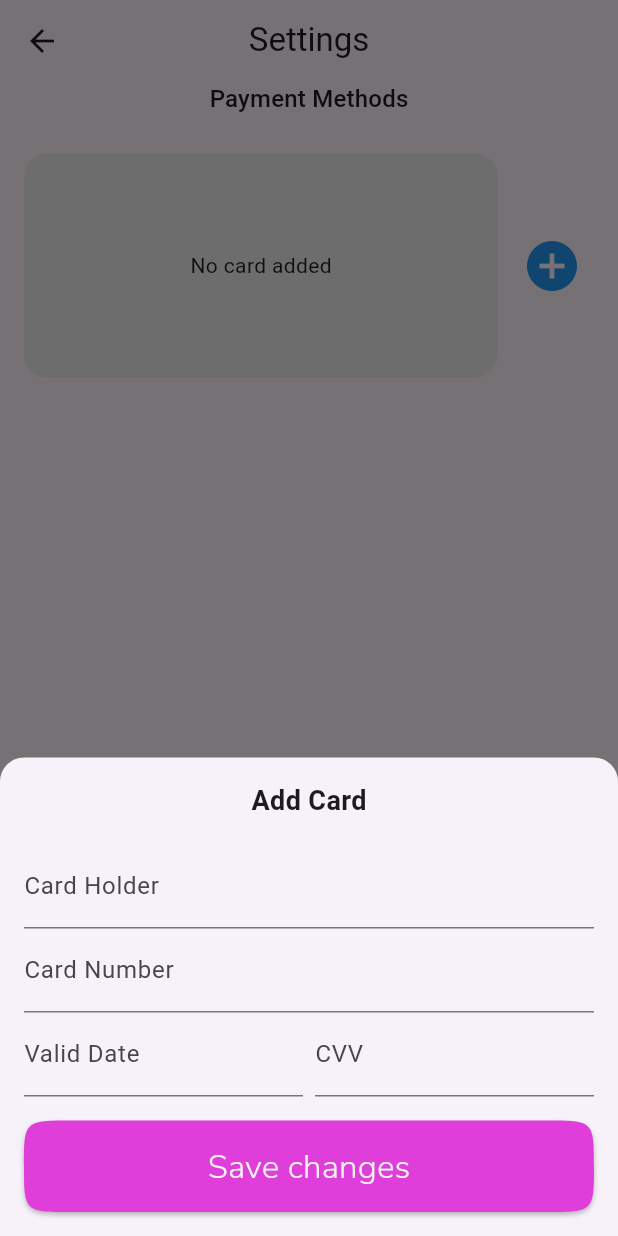
After one commit to oversize-corparation/Oversize-Mobile, a Flutter app: the PaymentScreen screen opened directly, after a tap on the "add circle" icon, on a phone screen of 412 x 824 dp. The commit adds this screen. Run offline on Flutter 3.47's test engine with Material 3 defaults, Android fonts, the phone set to English and light mode, and no system bars; our stand-ins replace bloc, country_picker, dio, dotted_border, easy_localization, flutter_bloc and 12 more; accounts and stored records are empty; network calls fail.

Commit message:
Improve profile UI and add new settings section

```diff
--- a/lib/core/routes/app_router.dart
+++ b/lib/core/routes/app_router.dart
@@ -22,9 +22,8 @@ class AppRouter {
   static String onboard = '/onboard';
 
   static GoRouter router = GoRouter(
-    initialLocation: onboard,
-
-    // initialLocation: profile,
+    // initialLocation: onboard,
+    initialLocation: home,
     routes: [
       GoRoute(
         path: AppRouter.onboard,
--- a/lib/features/app/start_screen.dart
+++ b/lib/features/app/start_screen.dart
@@ -1,5 +1,5 @@
 import 'package:easy_localization/easy_localization.dart';
-import 'package:oversize/config/widgets/buttom_widget.dart';
+import 'package:oversize/config/widgets/button_widget.dart';
 import 'package:oversize/features/app/app_export.dart';
 
 class StartScreen extends StatelessWidget {
--- a/lib/features/auth/presentation/screens/create_account_screen.dart
+++ b/lib/features/auth/presentation/screens/create_account_screen.dart
@@ -1,5 +1,5 @@
 import 'package:easy_localization/easy_localization.dart';
-import 'package:oversize/config/widgets/buttom_widget.dart';
+import 'package:oversize/config/widgets/button_widget.dart';
 import 'package:oversize/features/auth/presentation/auth.dart';
 
 class CreateAccountScreen extends StatefulWidget {
--- a/lib/features/auth/presentation/screens/login_screen.dart
+++ b/lib/features/auth/presentation/screens/login_screen.dart
@@ -1,4 +1,5 @@
 import 'package:easy_localization/easy_localization.dart';
+import 'package:oversize/config/widgets/button_widget.dart';
 import 'package:oversize/features/auth/presentation/auth.dart';
 
 class LoginScreen extends StatefulWidget {
@@ -20,7 +21,7 @@ class _LoginScreenState extends State<LoginScreen> {
         listener: (context, state) {
           if (state is AuthSuccess) {
             // login muvaffaqiyatli bo‘ldi
-            context.pushReplacementNamed(AppRouter.home);
+            context.pushNamed(AppRouter.pinSetup);
           } else if (state is AuthFailure) {
             ScaffoldMessenger.of(
               context,
--- a/lib/features/auth/presentation/screens/otp_screen.dart
+++ b/lib/features/auth/presentation/screens/otp_screen.dart
@@ -1,12 +1,8 @@
 import 'package:easy_localization/easy_localization.dart';
-<<<<<<< Updated upstream
 import 'package:oversize/core/services/local_storage.dart';
-=======
-import 'package:oversize/config/widgets/buttom_widget.dart';
-
->>>>>>> Stashed changes
 import 'package:oversize/features/auth/presentation/auth.dart';
 import 'package:oversize/features/auth/presentation/widgets/otp_widget.dart';
+import 'package:oversize/config/widgets/button_widget.dart';
 
 class OtpScreen extends StatefulWidget {
   const OtpScreen({super.key});
--- /dev/null
+++ b/lib/features/profile/presentation/screens/payment_screen.dart
@@ -0,0 +1,296 @@
+import 'package:easy_localization/easy_localization.dart';
+import 'package:flutter/material.dart';
+import 'package:flutter/services.dart';
+import 'package:oversize/config/widgets/button_widget.dart';
+
+class PaymentScreen extends StatefulWidget {
+  PaymentScreen({super.key});
+
+  @override
+  State<PaymentScreen> createState() => _PaymentScreenState();
+}
+
+class _PaymentScreenState extends State<PaymentScreen> {
+  String? cardHolder;
+  String? cardNumber;
+  String? validDate;
+  String? cvv;
+
+  @override
+  Widget build(BuildContext context) {
+    return Scaffold(
+      appBar: AppBar(
+        title: Text("Settings"),
+        centerTitle: true,
+        bottom: PreferredSize(
+          preferredSize: Size.fromHeight(30),
+          child: Padding(
+            padding: EdgeInsets.only(bottom: 8),
+            child: Text(
+              "Payment Methods",
+              style: Theme.of(context).textTheme.titleMedium,
+            ),
+          ),
+        ),
+      ),
+      body: Padding(
+        padding: EdgeInsets.all(16),
+        child: Column(children: [_buildCardSection()]),
+      ),
+    );
+  }
+
+  Widget _buildCardSection() {
+    return Row(
+      children: [
+        Expanded(
+          child: cardNumber != null
+              ? _buildCardPreview()
+              : Container(
+                  height: 150,
+                  alignment: Alignment.center,
+                  decoration: BoxDecoration(
+                    color: Colors.grey.shade200,
+                    borderRadius: BorderRadius.circular(16),
+                  ),
+                  child: Text("No card added"),
+                ),
+        ),
+        SizedBox(width: 8),
+        IconButton(
+          icon: Icon(Icons.add_circle, color: Colors.blue, size: 40),
+          onPressed: () {
+            _showAddCardSheet();
+          },
+        ),
+      ],
+    );
+  }
+
+  Widget _buildCardPreview() {
+    return GestureDetector(
+      onTap: () {
+        _showEditCardSheet();
+      },
+      child: Container(
+        height: 150,
+        decoration: BoxDecoration(
+          color: Colors.deepPurple,
+          borderRadius: BorderRadius.circular(16),
+        ),
+        padding: EdgeInsets.all(16),
+        child: Column(
+          crossAxisAlignment: CrossAxisAlignment.start,
+          children: [
+            Icon(Icons.credit_card, color: Colors.white, size: 40),
+            Spacer(),
+            Text(
+              cardHolder ?? '',
+              style: TextStyle(color: Colors.white, fontSize: 16),
+            ),
+            Text(
+              "**** **** **** ${cardNumber!.substring(cardNumber!.length - 4)}",
+              style: TextStyle(color: Colors.white, fontSize: 18),
+            ),
+            Text(validDate ?? '', style: TextStyle(color: Colors.white)),
+          ],
+        ),
+      ),
+    );
+  }
+
+  void _showAddCardSheet() {
+    showModalBottomSheet(
+      context: context,
+      isScrollControlled: true,
+      shape: RoundedRectangleBorder(
+        borderRadius: BorderRadius.vertical(top: Radius.circular(16)),
+      ),
+      builder: (context) {
+        return Padding(
+          padding: EdgeInsets.only(
+            left: 16,
+            right: 16,
+            top: 16,
+            bottom: MediaQuery.of(context).viewInsets.bottom + 16,
+          ),
+          child: Column(
+            mainAxisSize: MainAxisSize.min,
+            children: [
+              Text(
+                "Add Card",
+                style: TextStyle(fontSize: 18, fontWeight: FontWeight.bold),
+              ),
+              SizedBox(height: 16),
+              _cardForm(),
+              SizedBox(height: 16),
+              ButtonWidget(
+                onPressed: () {
+                  if (cardNumber == null || cardNumber!.length != 16) {
+                    ScaffoldMessenger.of(context).showSnackBar(
+                      const SnackBar(
+                        content: Text(
+                          "Karta raqam 16 ta sondan kam bolmasligi kerak",
+                        ),
+                        backgroundColor: Colors.red,
+                      ),
+                    );
+                    return; // To‘xtatish
+                  }
+
+                  if (validDate == null || validDate!.length != 5) {
+                    ScaffoldMessenger.of(context).showSnackBar(
+                      const SnackBar(
+                        content: Text(
+                          "Iltimos togri formatda kiriting (MM/YY)",
+                        ),
+                        backgroundColor: Colors.red,
+                      ),
+                    );
+                    return;
+                  }
+
+                  if (cvv == null || cvv!.length != 3) {
+                    ScaffoldMessenger.of(context).showSnackBar(
+                      const SnackBar(
+                        content: Text("CVV 3ta sondan iborat bolsh lozim"),
+                        backgroundColor: Colors.red,
+                      ),
+                    );
+                    return;
+                  }
+                  setState(() {});
+                  Navigator.pop(context);
+                },
+                text: "save".tr(),
+              ),
+            ],
+          ),
+        );
+      },
+    );
+  }
+
+  void _showEditCardSheet() {
+    showModalBottomSheet(
+      context: context,
+      isScrollControlled: true,
+      shape: RoundedRectangleBorder(
+        borderRadius: BorderRadius.vertical(top: Radius.circular(16)),
+      ),
+      builder: (context) {
+        return Padding(
+          padding: EdgeInsets.only(
+            left: 16,
+            right: 16,
+            top: 16,
+            bottom: MediaQuery.of(context).viewInsets.bottom + 16,
+          ),
+          child: Column(
+            mainAxisSize: MainAxisSize.min,
+            children: [
+              Row(
+                mainAxisAlignment: MainAxisAlignment.spaceBetween,
+                children: [
+                  Text(
+                    "Edit Card",
+                    style: TextStyle(fontSize: 18, fontWeight: FontWeight.bold),
+                  ),
+                  IconButton(
+                    icon: Icon(Icons.delete, color: Colors.red),
+                    onPressed: () {
+                      setState(() {
+                        cardHolder = null;
+                        cardNumber = null;
+                        validDate = null;
+                        cvv = null;
+                      });
+                      Navigator.pop(context);
+                    },
+                  ),
+                ],
+              ),
+              SizedBox(height: 16),
+              _cardForm(),
+              SizedBox(height: 16),
+              ElevatedButton(
+                onPressed: () {
+                  setState(() {});
+                  Navigator.pop(context);
+                },
+                child: Text("Save Changes"),
+              ),
+            ],
+          ),
+        );
+      },
+    );
+  }
+
+  Widget _cardForm() {
+    final holderController = TextEditingController(text: cardHolder);
+    final numberController = TextEditingController(text: cardNumber);
+    final validController = TextEditingController(text: validDate);
+    final cvvController = TextEditingController(text: cvv);
+
+    return Column(
+      children: [
+        TextField(
+          controller: holderController,
+          decoration: InputDecoration(labelText: "Card Holder"),
+          onChanged: (v) => cardHolder = v,
+        ),
+        TextField(
+          controller: numberController,
+          decoration: InputDecoration(labelText: "Card Number"),
+          keyboardType: TextInputType.number,
+          onChanged: (v) => cardNumber = v,
+        ),
+        Row(
+          children: [
+            Expanded(
+              child: TextField(
+                controller: validController,
+                decoration: InputDecoration(labelText: "Valid Date"),
+                keyboardType: TextInputType.number,
+                inputFormatters: [
+                  LengthLimitingTextInputFormatter(5),
+                  CardDateInputFormatter(),
+                ],
+                onChanged: (v) => validDate = v,
+              ),
+            ),
+            SizedBox(width: 8),
+            Expanded(
+              child: TextField(
+                controller: cvvController,
+                decoration: InputDecoration(labelText: "CVV"),
+                keyboardType: TextInputType.number,
+                onChanged: (v) => cvv = v,
+              ),
+            ),
+          ],
+        ),
+      ],
+    );
+  }
+}
+
+class CardDateInputFormatter extends TextInputFormatter {
+  @override
+  TextEditingValue formatEditUpdate(
+    TextEditingValue oldValue,
+    TextEditingValue newValue,
+  ) {
+    var text = newValue.text.replaceAll('/', '');
+
+    if (text.length >= 3) {
+      text = text.substring(0, 2) + '/' + text.substring(2);
+    }
+
+    return TextEditingValue(
+      text: text,
+      selection: TextSelection.collapsed(offset: text.length),
+    );
+  }
+}
--- a/pubspec.yaml
+++ b/pubspec.yaml
@@ -55,6 +55,7 @@ dependencies:
   bloc: ^9.0.0
   get_it: ^8.1.0
   custom_animation_appbar: ^2.0.0
+  smooth_page_indicator: ^1.2.1
 
 dev_dependencies:
   flutter_test:
```
Also changed, not shown: lib/core/widgets/support_dialog.dart (added, +122 -0 lines), lib/core/widgets/translator.dart (added, +49 -0 lines), lib/features/profile/presentation/screens/empty_order_screen.dart (added, +46 -0 lines), lib/features/profile/presentation/widgets/profile_body.dart (+10 -0 lines), lib/features/profile/presentation/widgets/settings_body.dart (+9 -1 lines), pubspec.lock, 6 other files.
